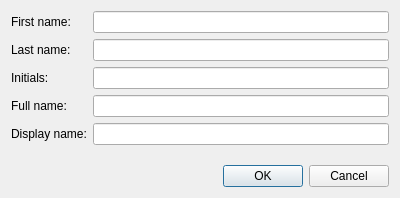
This is src/admc/create_dialogs/create_contact_dialog.ui in altlinux/admc as Qt 5 draws it before an edit. The edited form follows.
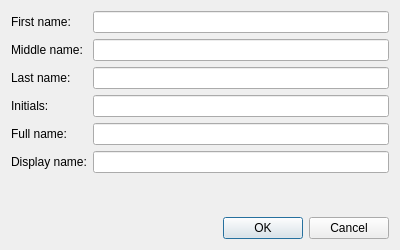
This is the edited form.

Commit message:
Add middle name to contact and user creation dialogs
Middle name will be shown and will be included in DN if "Show middle
name when creating" option is set and vise versa.

```diff
--- a/src/admc/create_dialogs/create_contact_dialog.ui
+++ b/src/admc/create_dialogs/create_contact_dialog.ui
@@ -7,7 +7,7 @@
     <x>0</x>
     <y>0</y>
     <width>400</width>
-    <height>198</height>
+    <height>250</height>
    </rect>
   </property>
   <property name="windowTitle">
@@ -23,28 +23,28 @@
        </property>
       </widget>
      </item>
-     <item row="1" column="0">
+     <item row="2" column="0">
       <widget class="QLabel" name="label_2">
        <property name="text">
         <string>Last name:</string>
        </property>
       </widget>
      </item>
-     <item row="2" column="0">
+     <item row="3" column="0">
       <widget class="QLabel" name="label_3">
        <property name="text">
         <string>Initials:</string>
        </property>
       </widget>
      </item>
-     <item row="3" column="0">
+     <item row="4" column="0">
       <widget class="QLabel" name="label_4">
        <property name="text">
         <string>Full name:</string>
        </property>
       </widget>
      </item>
-     <item row="4" column="0">
+     <item row="5" column="0">
       <widget class="QLabel" name="label_5">
        <property name="text">
         <string>Display name:</string>
@@ -54,18 +54,28 @@
      <item row="0" column="1">
       <widget class="QLineEdit" name="first_name_edit"/>
      </item>
-     <item row="1" column="1">
-      <widget class="QLineEdit" name="last_name_edit"/>
-     </item>
      <item row="2" column="1">
-      <widget class="QLineEdit" name="initials_edit"/>
+      <widget class="QLineEdit" name="last_name_edit"/>
      </item>
      <item row="3" column="1">
-      <widget class="QLineEdit" name="full_name_edit"/>
+      <widget class="QLineEdit" name="initials_edit"/>
      </item>
      <item row="4" column="1">
+      <widget class="QLineEdit" name="full_name_edit"/>
+     </item>
+     <item row="5" column="1">
       <widget class="QLineEdit" name="display_name_edit"/>
      </item>
+     <item row="1" column="1">
+      <widget class="QLineEdit" name="middle_name_edit"/>
+     </item>
+     <item row="1" column="0">
+      <widget class="QLabel" name="middle_name_label">
+       <property name="text">
+        <string>Middle name:</string>
+       </property>
+      </widget>
+     </item>
     </layout>
    </item>
    <item>
```
The commit also changes 3 other files.
